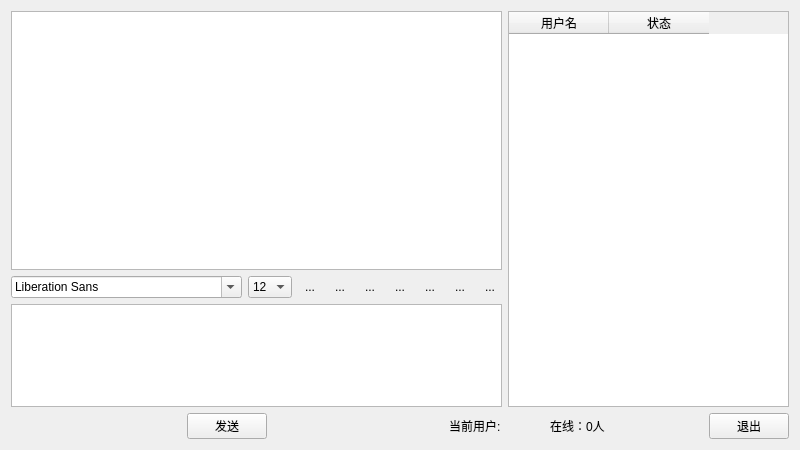
The window that QClient/qclient.ui (KailinLi/QChat) describes before a commit, drawn with Qt 5.
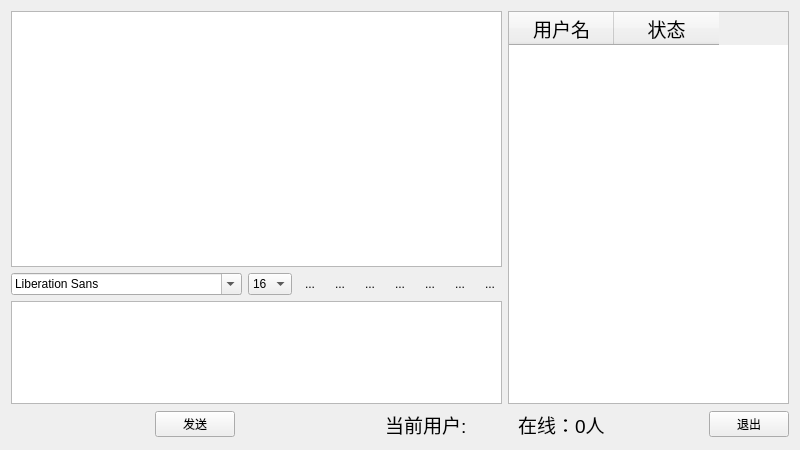
The same window after the commit. Icons and pictures are not drawn.

Patch:
```diff
--- a/QClient/qclient.ui
+++ b/QClient/qclient.ui
@@ -28,24 +28,12 @@
          </item>
          <item>
           <widget class="QComboBox" name="sizeComboBox">
+           <property name="currentText">
+            <string>16</string>
+           </property>
            <property name="currentIndex">
-            <number>3</number>
+            <number>4</number>
            </property>
-           <item>
-            <property name="text">
-             <string>9</string>
-            </property>
-           </item>
-           <item>
-            <property name="text">
-             <string>10</string>
-            </property>
-           </item>
-           <item>
-            <property name="text">
-             <string>11</string>
-            </property>
-           </item>
            <item>
             <property name="text">
              <string>12</string>
@@ -288,12 +276,23 @@
         </layout>
        </item>
        <item>
-        <widget class="QTextEdit" name="msgTextEdit"/>
+        <widget class="QTextEdit" name="msgTextEdit">
+         <property name="font">
+          <font>
+           <pointsize>16</pointsize>
+          </font>
+         </property>
+        </widget>
        </item>
       </layout>
      </item>
      <item>
       <widget class="QTableWidget" name="userTableWidget">
+       <property name="font">
+        <font>
+         <pointsize>14</pointsize>
+        </font>
+       </property>
        <property name="editTriggers">
         <set>QAbstractItemView::AnyKeyPressed|QAbstractItemView::EditKeyPressed|QAbstractItemView::SelectedClicked</set>
        </property>
@@ -307,7 +306,7 @@
         <bool>false</bool>
        </property>
        <attribute name="horizontalHeaderDefaultSectionSize">
-        <number>100</number>
+        <number>105</number>
        </attribute>
        <column>
         <property name="text">
@@ -360,6 +359,11 @@
      </item>
      <item>
       <widget class="QLabel" name="userLabel">
+       <property name="font">
+        <font>
+         <pointsize>14</pointsize>
+        </font>
+       </property>
        <property name="text">
         <string>当前用户: </string>
        </property>
@@ -380,6 +384,11 @@
      </item>
      <item>
       <widget class="QLabel" name="onlineLabel">
+       <property name="font">
+        <font>
+         <pointsize>14</pointsize>
+        </font>
+       </property>
        <property name="text">
         <string>在线：0人</string>
        </property>
```
